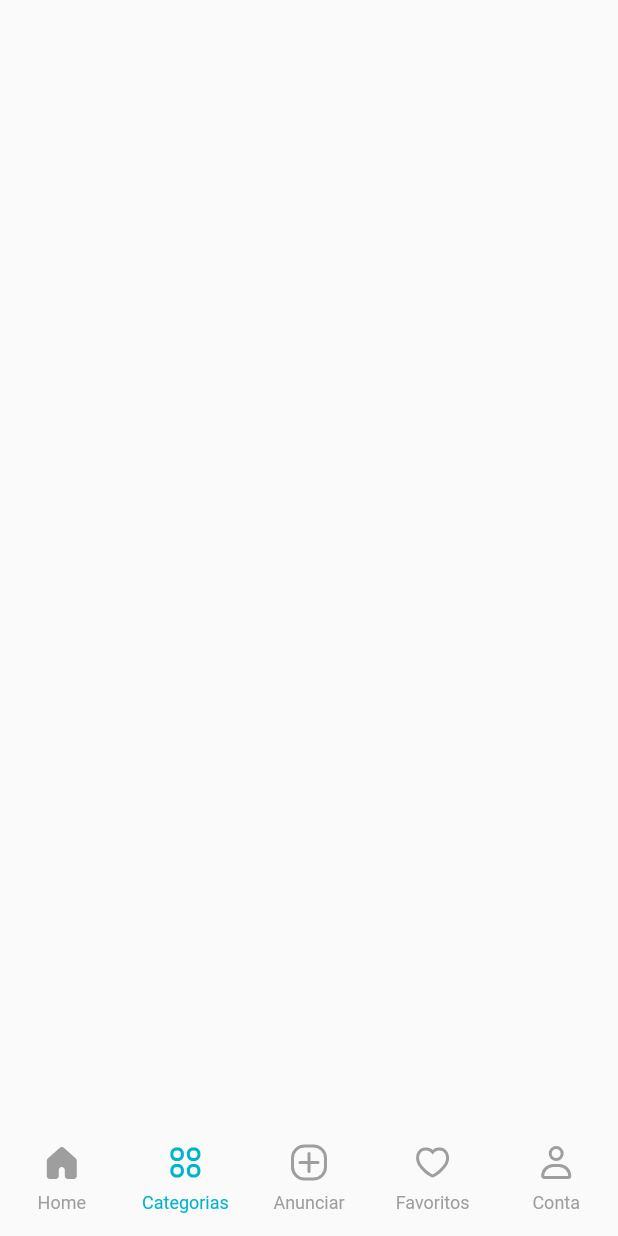
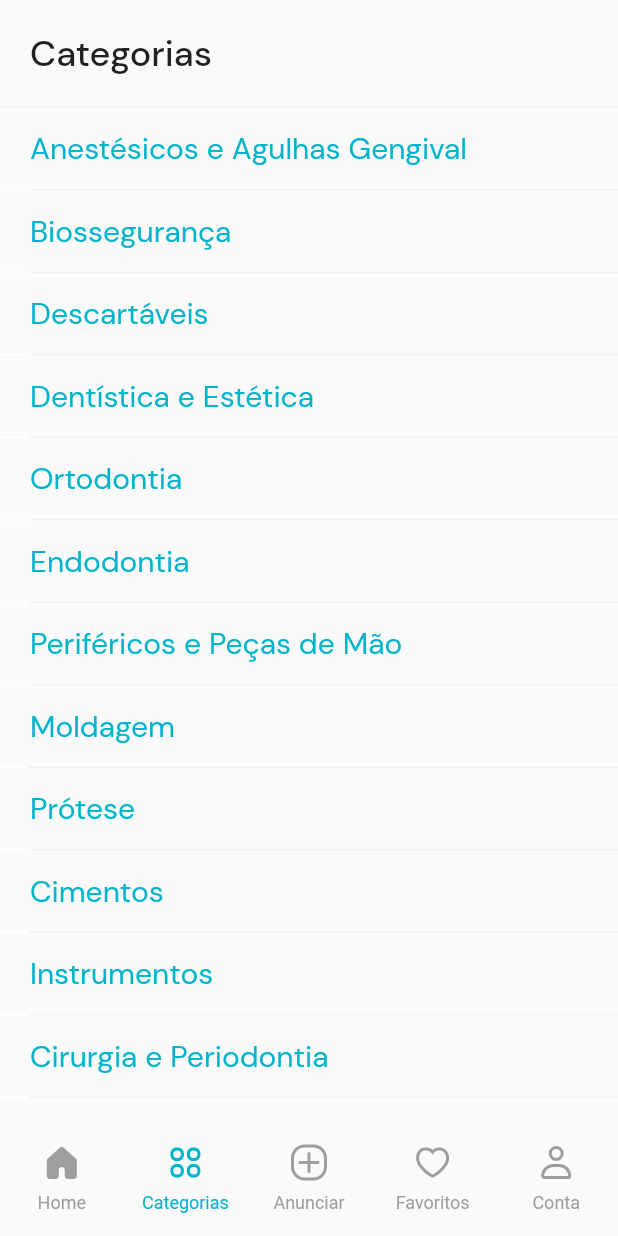
Before and after one commit to bxedy/corelab_app_challenge, a Flutter app: the screen it shows after launch, item 2 of the bottom bar chosen, on a phone screen of 412 x 824 dp. Run offline on Flutter 3.47's test engine with Material 2 defaults, Android fonts, the phone set to English and light mode, and no system bars; our stand-ins replace cached_network_image, dartz, flutter_modular, flutter_svg, localization; network calls fail.

Commit message:
Criação do front de categorias

```diff
--- a/lib/app/widget/app_widget.dart
+++ b/lib/app/widget/app_widget.dart
@@ -22,8 +22,8 @@ class AppWidget extends StatelessWidget {
     return AnnotatedRegion<SystemUiOverlayStyle>(
       value: const SystemUiOverlayStyle(
         statusBarColor: Colors.transparent,
-        statusBarIconBrightness: Brightness.light,
-        statusBarBrightness: Brightness.light,
+        statusBarIconBrightness: Brightness.dark,
+        statusBarBrightness: Brightness.dark,
         systemNavigationBarIconBrightness: Brightness.dark,
       ),
       child: MaterialApp.router(
--- a/lib/core/ui/theme/app_colors.dart
+++ b/lib/core/ui/theme/app_colors.dart
@@ -6,4 +6,5 @@ class AppColors {
   static const Color defaultCyan = Color(0xFF00B4CC);
   static const Color neutralGrey = Color(0xFF7C9094);
   static const Color grey = Color(0xFF94A6A9);
+  static const Color dividerGrey = Color(0xFFEBF1F4);
 }
--- a/lib/core/ui/theme/app_text_styles.dart
+++ b/lib/core/ui/theme/app_text_styles.dart
@@ -29,4 +29,6 @@ class AppTextStyles {
   TextStyle get large => _createTextStyle(18, weight);
 
   TextStyle get larger => _createTextStyle(20, weight);
+
+  TextStyle get huge => _createTextStyle(24, weight);
 }
--- a/lib/modules/categories/categories_module.dart
+++ b/lib/modules/categories/categories_module.dart
@@ -12,6 +12,6 @@ class CategoriesModule extends Module {
 
   @override
   final List<ModularRoute> routes = [
-    ChildRoute(AppRoutes.categories, child: ((context, args) => const CategoriesPage())),
+    ChildRoute(AppRoutes.categories, child: ((context, args) =>  CategoriesPage())),
   ];
 }
--- a/lib/modules/categories/presentation/pages/categories_page.dart
+++ b/lib/modules/categories/presentation/pages/categories_page.dart
@@ -1,3 +1,5 @@
+import 'package:corelab_app_challenge/core/ui/theme/app_colors.dart';
+import 'package:corelab_app_challenge/core/ui/theme/app_text_styles.dart';
 import 'package:flutter/material.dart';
 import 'package:flutter_modular/flutter_modular.dart';
 
@@ -13,11 +15,75 @@ class CategoriesPage extends StatefulWidget {
 class _CategoriesPageState extends State<CategoriesPage> {
   final ICategoriesController controller = Modular.get();
 
+  final List<String> categories = [
+    "Anestésicos e Agulhas Gengival",
+    "Biossegurança",
+    "Descartáveis",
+    "Dentística e Estética",
+    "Ortodontia",
+    "Endodontia",
+    "Periféricos e Peças de Mão",
+    "Moldagem",
+    "Prótese",
+    "Cimentos",
+    "Instrumentos",
+    "Cirurgia e Periodontia",
+    "Radiologia"
+  ];
+
   @override
-  Widget build(BuildContext context) => Scaffold(
-    bottomNavigationBar: AppBottomNavigation(
-      currentPage: AvailablePages.categories,
-    ),
-    body: Center(),
-  );
+  Widget build(BuildContext context) {
+    return Scaffold(
+      bottomNavigationBar: const AppBottomNavigation(currentPage: AvailablePages.categories),
+      body: SafeArea(
+        child: SingleChildScrollView(
+          child: Column(
+            crossAxisAlignment: CrossAxisAlignment.start,
+            children: [
+              Padding(
+                padding: const EdgeInsets.all(20),
+                child: Text(
+                  "Categorias",
+                  style: AppTextStyles().huge,
+                ),
+              ),
+              Container(
+                decoration: const BoxDecoration(
+                  color: AppColors.white,
+                  border: Border.symmetric(
+                    horizontal: BorderSide(color: AppColors.dividerGrey),
+                  ),
+                ),
+                child: ListView.separated(
+                  physics: const NeverScrollableScrollPhysics(),
+                  shrinkWrap: true,
+                  itemCount: categories.length,
+                  itemBuilder: (context, index) => Material(
+                    child: InkWell(
+                      onTap: () {},
+                      child: Padding(
+                        padding: const EdgeInsets.symmetric(horizontal: 20, vertical: 14),
+                        child: Text(
+                          categories[index],
+                          style: AppTextStyles(color: AppColors.defaultCyan, weight: FontWeight.w400).larger,
+                        ),
+                      ),
+                    ),
+                  ),
+                  separatorBuilder: (context, index) => Padding(
+                    padding: const EdgeInsets.only(left: 20),
+                    child: Container(
+                      color: AppColors.dividerGrey,
+                      height: 1,
+                      width: double.infinity,
+                    ),
+                  ),
+                ),
+              )
+            ],
+          ),
+        ),
+      ),
+    );
+  }
 }
```
